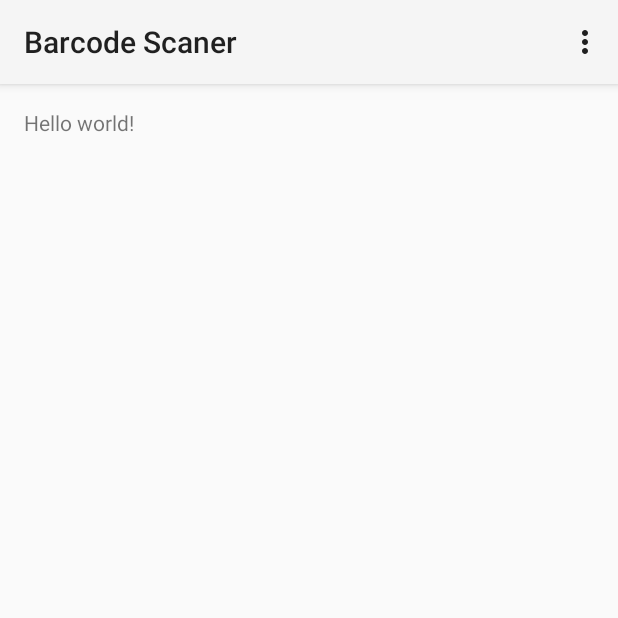
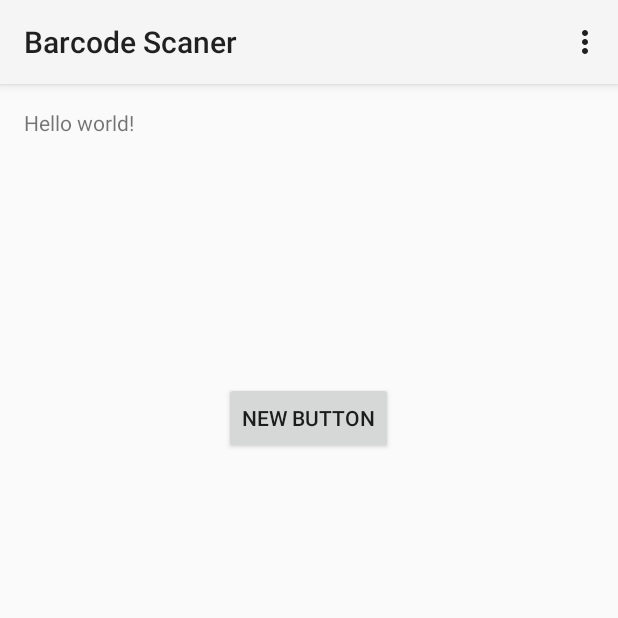
Before and after one commit to anatolly/INFB.Cartomoneya.Android, an Android app: the screen it shows after launch (MainActivity), on a phone screen of 412 x 824 dp, the top half of it. Run offline under Robolectric (Android 15) with nearby library versions, the phone set to English and light mode, and no system bars; libraries missing offline, so code that uses them is left out: com.google.zxing.integration.

Commit message:
Push was Missed

```diff
--- a/misc/BarcodeScaner/app/src/main/res/layout/activity_main.xml
+++ b/misc/BarcodeScaner/app/src/main/res/layout/activity_main.xml
@@ -6,6 +6,17 @@
     android:paddingBottom="@dimen/activity_vertical_margin" tools:context=".MainActivity">
 
     <TextView android:text="@string/hello_world" android:layout_width="wrap_content"
-        android:layout_height="wrap_content" />
+        android:layout_height="wrap_content"
+        android:id="@+id/textView" />
+
+    <Button
+        android:layout_width="wrap_content"
+        android:layout_height="wrap_content"
+        android:text="New Button"
+        android:id="@+id/button"
+        android:layout_below="@+id/textView"
+        android:layout_centerHorizontal="true"
+        android:layout_marginTop="163dp"
+        android:onClick="buttonOnClick" />
 
 </RelativeLayout>
```
Also changed, not shown: misc/BarcodeScaner/app/build.gradle (+19 -3 lines), misc/BarcodeScaner/app/src/main/java/com/intrafab/barcodescaner/MainActivity.java (+29 -0 lines).
